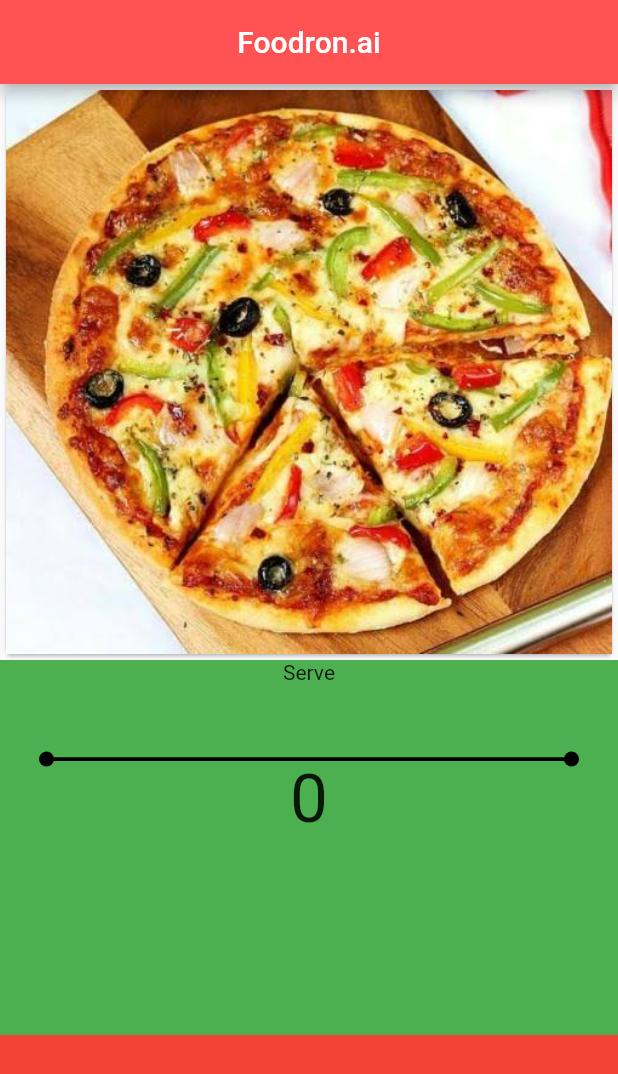
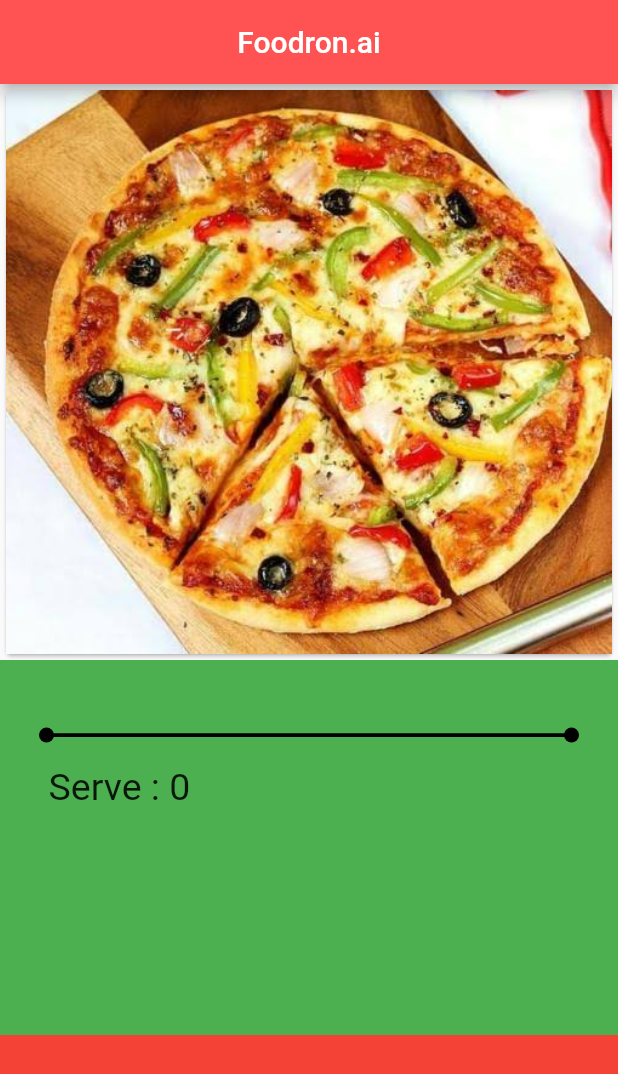
Before and after one commit to abhijeetAUR/FoodRonAi_Flutter, a Flutter app: the ImageDetails screen opened directly, on a phone screen of 412 x 824 dp. Shown: the top 1074 px of the screen. Run offline on Flutter 3.47's test engine with Material 2 defaults, Android fonts, the light colour scheme and no system bars; our stand-ins replace image_picker; missing offline and left inert: dart:ffi.

Commit message:
refactor code for waveslider

```diff
--- a/food_ron_ai/lib/customwidgets/DetailCard.dart
+++ b/food_ron_ai/lib/customwidgets/DetailCard.dart
@@ -5,7 +5,8 @@ import 'WaveSlider.dart';
 
 class DetailsOfImageCardWidget extends StatefulWidget {
   @override
-  _DetailsOfImageCardWidgetState createState() => _DetailsOfImageCardWidgetState();
+  _DetailsOfImageCardWidgetState createState() =>
+      _DetailsOfImageCardWidgetState();
 }
 
 class _DetailsOfImageCardWidgetState extends State<DetailsOfImageCardWidget>
@@ -34,10 +35,8 @@ class _DetailsOfImageCardWidgetState extends State<DetailsOfImageCardWidget>
         children: <Widget>[
           new ServeWidget(),
           new MetaInformationWidget(),
-
         ],
       ),
-
     );
   }
 }
@@ -54,7 +53,7 @@ class _ServeWidgetState extends State<ServeWidget> {
     return Container(
       child: Column(
         children: <Widget>[
-          Text('${Globals.serve}'),
+          SizedBox(width: 20.0),
           WaveSlider(
             onChanged: (double val) {
               setState(() {
@@ -62,14 +61,23 @@ class _ServeWidgetState extends State<ServeWidget> {
               });
             },
           ),
-              SizedBox(width: 20.0),
+          SizedBox(width: 30.0),
+          Padding(
+              padding: const EdgeInsets.all(20),
+              child: Row(
+                children: <Widget>[
+                  Text(
+                    '\t\t${Globals.serve} :\t',
+                    style: TextStyle(fontSize: 25.0),
+                  ),
                   Text(
                     _serve.toString(),
-                    style: TextStyle(fontSize: 45.0),
+                    style: TextStyle(fontSize: 25.0),
                   ),
                 ],
+              )),
+        ],
       ),
-
     );
   }
 }
@@ -82,8 +90,6 @@ class MetaInformationWidget extends StatefulWidget {
 class _MetaInformationWidgetState extends State<MetaInformationWidget> {
   @override
   Widget build(BuildContext context) {
-    return Container(
-
-    );
+    return Container();
   }
 }
```
Lines whose indentation alone changed are shown as unchanged.
